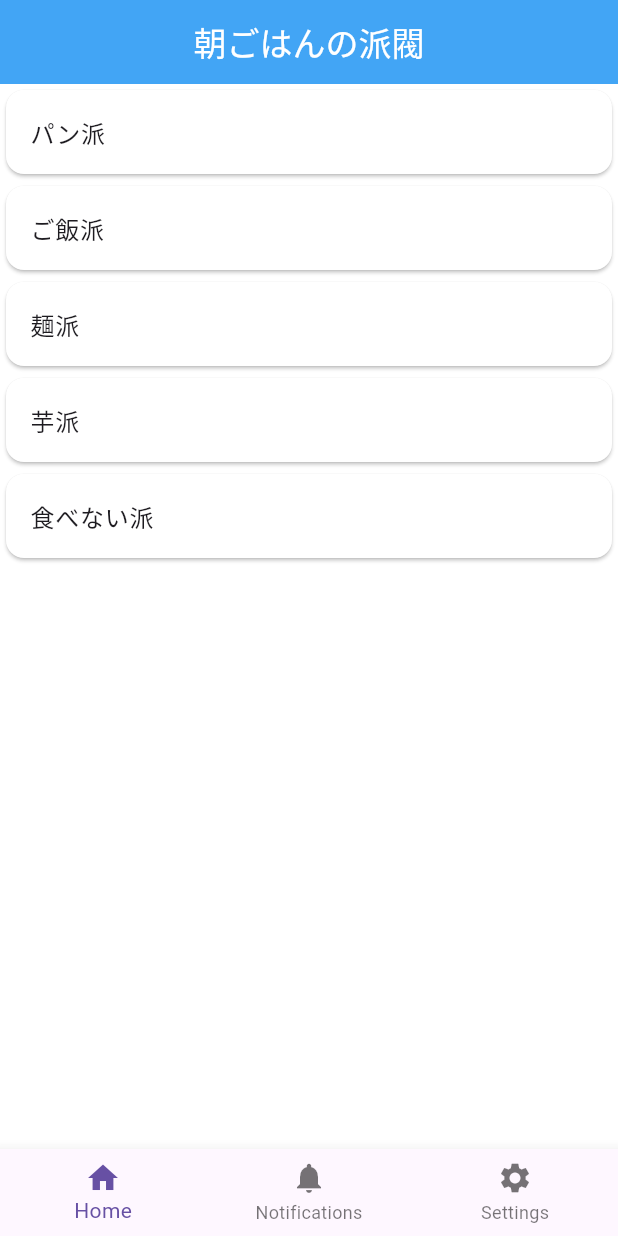
After one commit to chisa-kondo-985/flutter_tutorial, a Flutter app: the screen it shows after launch, on a phone screen of 412 x 824 dp. The commit adds this screen. Run offline on Flutter 3.47's test engine with Material 3 defaults, Android fonts, the phone set to English and light mode, and no system bars.

Commit message:
2024-07-29
・変数名を変更
・クラス名を変更
・bottombarのカスタムウィジェットを作成

```diff
--- /dev/null
+++ b/lib/base/base_screen.dart
@@ -0,0 +1,34 @@
+import 'package:flutter/material.dart';
+import 'package:flutter_tutorial/base/custom_bottom_bar.dart';
+
+class BaseScreen extends StatelessWidget {
+  final PreferredSizeWidget customAppBar;
+  final Widget customAppBody;
+
+  const BaseScreen({
+    super.key,
+    required this.customAppBar,
+    required this.customAppBody,
+  });
+
+  @override
+  Widget build(BuildContext context) {
+    return MaterialApp(
+      title: 'Training for using extends',
+      theme: ThemeData(
+        brightness: Brightness.light,
+        useMaterial3: true,
+      ),
+      home: Scaffold(
+        // === Application Bar ===:
+        appBar: customAppBar,
+        // === Application body ===
+        body: customAppBody,
+        // === Application Bottom Navigation Bar ===
+        bottomNavigationBar: const CustomBottomBar(),
+        // === Application Background Color ===
+        backgroundColor: Colors.white,
+      ),
+    );
+  }
+}
--- /dev/null
+++ b/lib/base/custom_bottom_bar.dart
@@ -0,0 +1,40 @@
+import 'package:flutter/material.dart';
+
+class CustomBottomBar extends StatefulWidget {
+  const CustomBottomBar({super.key});
+
+  @override
+  State createState() => _CustomBottomBarState();
+}
+
+class _CustomBottomBarState extends State {
+  int _selectedIndex = 0;
+
+  void _onItemTapped(index) {
+    setState(() {
+      _selectedIndex = index;
+    });
+  }
+
+  @override
+  Widget build(BuildContext context) {
+    return BottomNavigationBar(
+      items: const <BottomNavigationBarItem>[
+        BottomNavigationBarItem(
+          icon: Icon(Icons.home),
+          label: 'Home',
+        ),
+        BottomNavigationBarItem(
+          icon: Icon(Icons.notifications),
+          label: 'Notifications',
+        ),
+        BottomNavigationBarItem(
+          icon: Icon(Icons.settings),
+          label: 'Settings',
+        ),
+      ],
+      currentIndex: _selectedIndex,
+      onTap: _onItemTapped,
+    );
+  }
+}
--- a/lib/main.dart
+++ b/lib/main.dart
@@ -1,7 +1,7 @@
 import 'package:flutter/material.dart';
-import 'package:flutter_tutorial/screen/breakfast_group_list_screen.dart';
+import 'package:flutter_tutorial/screen/home_screen.dart';
 
 // === This is the main function to launch this application. ===
 void main() {
-  runApp(const BreakfastGroupListScreen());
+  runApp(const HomeScreen());
 }
--- a/lib/screen/bread_group_screen.dart
+++ b/lib/screen/bread_group_screen.dart
@@ -1,7 +1,7 @@
 import 'package:flutter/material.dart';
-import 'package:flutter_tutorial/screen/users_data_list_screen.dart';
+import 'package:flutter_tutorial/base/base_detail_screen.dart';
 
-class BreadGroupScreen extends UsersDataListScreen {
+class BreadGroupScreen extends BaseDetailScreen {
   const BreadGroupScreen({super.key, required super.appBarTitle, required super.url});
 
   @override
--- a/lib/screen/home_screen.dart
+++ b/lib/screen/home_screen.dart
@@ -1,48 +1,31 @@
 import 'package:flutter/material.dart';
+import 'package:flutter_tutorial/breakfast_main.dart';
+import 'package:flutter_tutorial/base/base_screen.dart';
 
 class HomeScreen extends StatelessWidget {
-  final PreferredSizeWidget appBar;
-  final Widget applicationBody;
-
-  const HomeScreen({
-    super.key,
-    required this.appBar,
-    required this.applicationBody,
-  });
+  const HomeScreen({super.key});
 
   @override
   Widget build(BuildContext context) {
-    return MaterialApp(
-      title: 'Training for using extends',
-      theme: ThemeData(
-        brightness: Brightness.light,
-        useMaterial3: true,
+    return BaseScreen(
+      customAppBar: AppBar(
+        title: const Text('朝ごはんの派閥'),
+        backgroundColor: Colors.blue.shade400,
+        foregroundColor: Colors.white,
+        centerTitle: true,
       ),
-      home: Scaffold(
-        // === Application Bar ===
-        appBar: appBar,
-        // === Application body ===
-        body: applicationBody,
-        // === Application Bottom Navigation Bar ===
-        bottomNavigationBar: BottomNavigationBar(
-          items: const <BottomNavigationBarItem>[
-            BottomNavigationBarItem(
-              icon: Icon(Icons.home),
-              label: 'Home',
-            ),
-            // TODO: ここを治す！
-            BottomNavigationBarItem(
-              icon: Icon(Icons.notifications),
-              label: 'Notifications',
-            ),
-            BottomNavigationBarItem(
-              icon: Icon(Icons.settings),
-              label: 'Settings',
-            ),
-          ],
-        ),
-        // === Application Background Color ===
-        backgroundColor: Colors.white,
+      customAppBody: ListView.builder(
+        itemCount: BreakfastMain.values.length,
+        itemBuilder: (BuildContext context, int index) {
+          return Card(
+            color: Colors.white,
+            child: ListTile(
+                title: Text(BreakfastMain.values[index].description),
+                onTap: () {
+                  Navigator.push(context, MaterialPageRoute(builder: (context) => BreakfastMain.values[index].screen));
+                }),
+          );
+        },
       ),
     );
   }
--- a/lib/screen/none_group_screen.dart
+++ b/lib/screen/none_group_screen.dart
@@ -1,7 +1,7 @@
 import 'package:flutter/material.dart';
-import 'package:flutter_tutorial/screen/users_data_list_screen.dart';
+import 'package:flutter_tutorial/base/base_detail_screen.dart';
 
-class NoneGroupScreen extends UsersDataListScreen {
+class NoneGroupScreen extends BaseDetailScreen {
   const NoneGroupScreen({super.key, required super.appBarTitle, required super.url});
 
   @override
--- a/lib/screen/noodle_group_screen.dart
+++ b/lib/screen/noodle_group_screen.dart
@@ -1,7 +1,7 @@
 import 'package:flutter/material.dart';
-import 'package:flutter_tutorial/screen/users_data_list_screen.dart';
+import 'package:flutter_tutorial/base/base_detail_screen.dart';
 
-class NoodleGroupScreen extends UsersDataListScreen {
+class NoodleGroupScreen extends BaseDetailScreen {
   const NoodleGroupScreen({super.key, required super.appBarTitle, required super.url});
 
   @override
--- a/lib/screen/potato_group_screen.dart
+++ b/lib/screen/potato_group_screen.dart
@@ -1,7 +1,7 @@
 import 'package:flutter/material.dart';
-import 'package:flutter_tutorial/screen/users_data_list_screen.dart';
+import 'package:flutter_tutorial/base/base_detail_screen.dart';
 
-class PotatoGroupScreen extends UsersDataListScreen {
+class PotatoGroupScreen extends BaseDetailScreen {
   const PotatoGroupScreen({super.key, required super.appBarTitle, required super.url});
 
   @override
--- a/lib/screen/rice_group_screen.dart
+++ b/lib/screen/rice_group_screen.dart
@@ -1,7 +1,7 @@
 import 'package:flutter/material.dart';
-import 'package:flutter_tutorial/screen/users_data_list_screen.dart';
+import 'package:flutter_tutorial/base/base_detail_screen.dart';
 
-class RiceGroupScreen extends UsersDataListScreen {
+class RiceGroupScreen extends BaseDetailScreen {
   const RiceGroupScreen({super.key, required super.appBarTitle, required super.url});
 
   @override
```
Also changed, not shown: lib/base/base_detail_screen.dart (renamed from lib/screen/users_data_list_screen.dart, +6 -6 lines), lib/screen/breakfast_group_list_screen.dart (deleted, +0 -32 lines), 1 other file.
